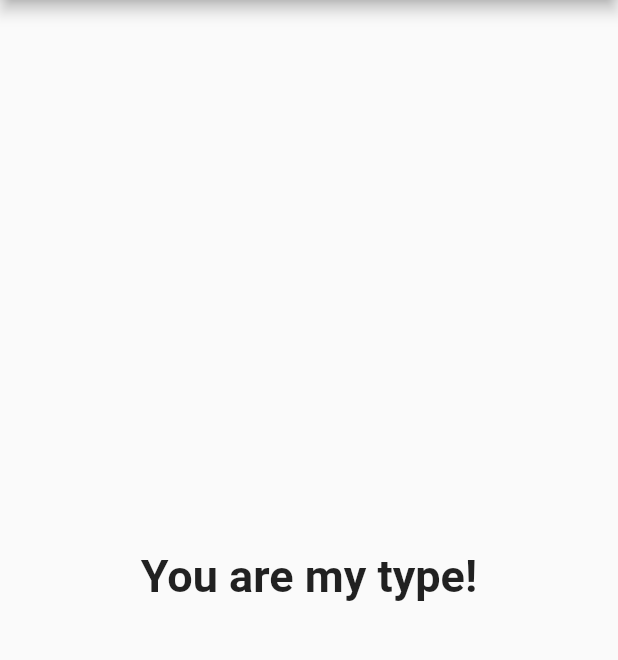
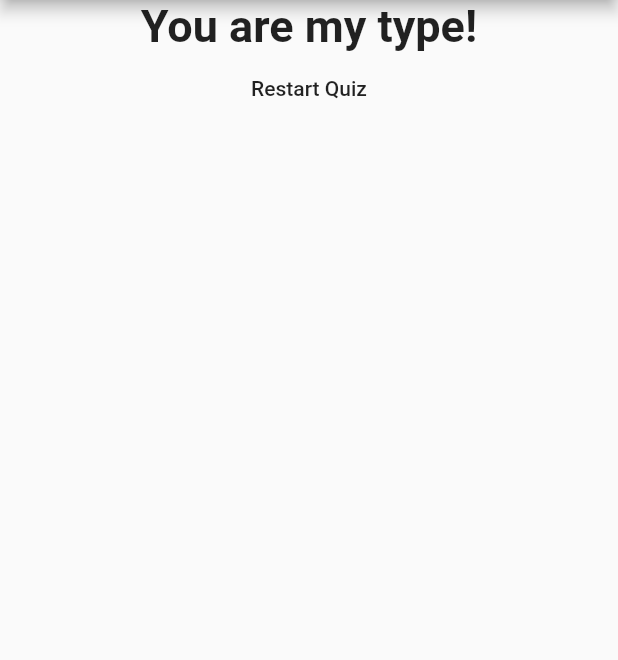
Before and after one commit to aldyazarya/flutterBasics-QUIZ_APP, a Flutter app: the screen it shows after launch, after a tap on "Black", after a tap on "Dog", after a tap on "Jisoo", on a phone screen of 412 x 824 dp, the part 84-744 px from its top. Run offline on Flutter 3.47's test engine with Material 2 defaults, Android fonts, the phone set to English and light mode, and no system bars.

Commit message:
create button for reset quiz

```diff
--- a/lib/main.dart
+++ b/lib/main.dart
@@ -24,9 +24,9 @@ class _MyAppState extends State<MyApp> {
       'questionText': 'What\s your favourite color?',
       'answer': [
         {'text': 'Black', 'score': 10},
-        {'text': 'Red', 'score': 7},
-        {'text': 'Green', 'score': 3},
-        {'text': 'White', 'score': 1}
+        {'text': 'Red', 'score': 8},
+        {'text': 'Green', 'score': 6},
+        {'text': 'White', 'score': 4}
       ],
     },
     {
@@ -35,7 +35,7 @@ class _MyAppState extends State<MyApp> {
         {'text': 'Cat', 'score': 10},
         {'text': 'Dog', 'score': 8},
         {'text': 'Lion Cub', 'score': 6},
-        {'text': 'Snake', 'score': 1}
+        {'text': 'Snake', 'score': 4}
       ]
     },
     {
@@ -43,8 +43,8 @@ class _MyAppState extends State<MyApp> {
       'answer': [
         {'text': 'Jisoo', 'score': 10},
         {'text': 'Rose', 'score': 8},
-        {'text': 'Jenny', 'score': 7},
-        {'text': 'Lisa', 'score': 6}
+        {'text': 'Jenny', 'score': 6},
+        {'text': 'Lisa', 'score': 4}
       ]
     }
   ];
@@ -52,7 +52,13 @@ class _MyAppState extends State<MyApp> {
 
   var _questionIndex = 0;
   var _totalScore = 0;
-  // create function to onPressed
+
+  void _resetQuiz() {
+    setState(() {
+      _questionIndex = 0;
+      _totalScore = 0;
+    });
+  }
   void _answerQuestion( int score) {
     setState(() {
       _questionIndex = _questionIndex + 1;
@@ -83,7 +89,7 @@ class _MyAppState extends State<MyApp> {
               answerQuestion: _answerQuestion,
               questions: _questions,
             )
-          : Result(_totalScore),
+          : Result(_totalScore, _resetQuiz ),
     ));
   }
 }
--- a/lib/result.dart
+++ b/lib/result.dart
@@ -2,17 +2,18 @@ import 'package:flutter/material.dart';
 
 class Result  extends StatelessWidget {
   final int resultScore;
+  final Function restartQuiz;
 
-  Result(this.resultScore);
+  Result(this.resultScore, this.restartQuiz);
 
   String get resultPhrase {
     String resultText;
 
-    if( resultScore <= 8) {
+    if( resultScore <= 12) {
       resultText = 'You are not my type!';
-    } else if (resultScore <= 12) {
+    } else if (resultScore <= 18) {
       resultText = 'Pretty likeable!';
-    } else if ( resultScore <= 16) {
+    } else if ( resultScore <= 24) {
       resultText = 'You are ... awesome?';
     } else {
       resultText = 'You are my type!';
@@ -24,10 +25,15 @@ class Result  extends StatelessWidget {
   @override
   Widget build(BuildContext context) {
     return Center(
-                child: Text(
-                  resultPhrase,
-                  style: TextStyle(fontSize: 30, fontWeight: FontWeight.bold),
-                  textAlign: TextAlign.center,
+                child: Column(
+                  children: <Widget>[
+                    Text(
+                      resultPhrase,
+                      style: TextStyle(fontSize: 30, fontWeight: FontWeight.bold),
+                      textAlign: TextAlign.center,
+                    ),
+                    FlatButton(child: Text('Restart Quiz'), onPressed: restartQuiz ,)
+                  ],
                 ),
               );
   }
```
